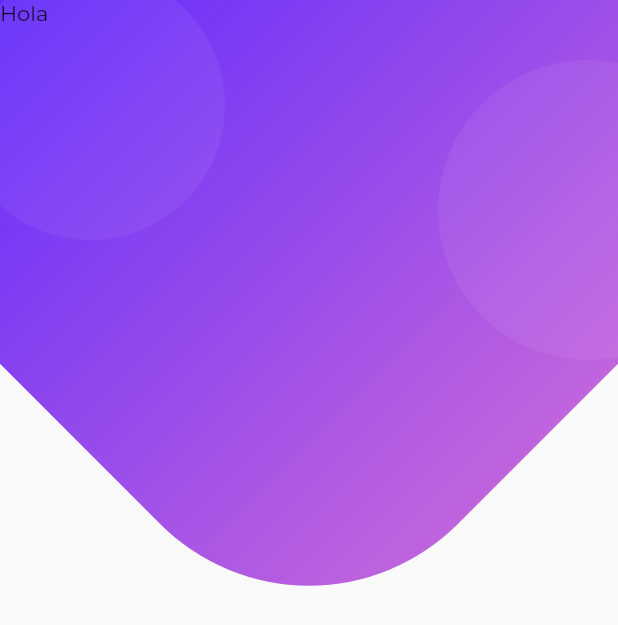
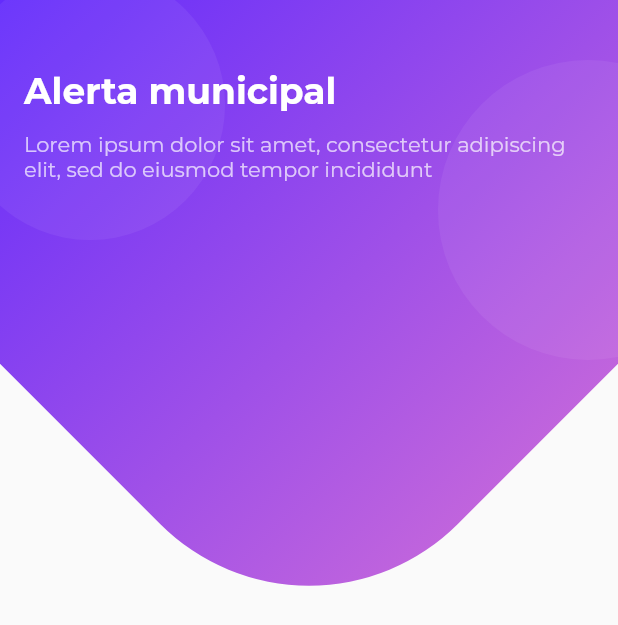
Before and after one commit to ehbarrionuevo/flutter_codigo_alerta, a Flutter app: the HomePage screen opened directly, on a phone screen of 412 x 824 dp. Shown: the top 625 px of the screen. Run offline on Flutter 3.47's test engine with Material 2 defaults, Android fonts, the phone set to English and light mode, and no system bars; our stand-ins replace google_fonts; network calls fail.

Commit message:
Mods 1.8

```diff
--- a/lib/pages/home_page.dart
+++ b/lib/pages/home_page.dart
@@ -9,16 +9,42 @@ class HomePage extends StatelessWidget {
 
   @override
   Widget build(BuildContext context) {
-
-
     return Scaffold(
       body: Stack(
         children: [
           //Fondo
           BackgroundWidget(),
           //Contenido principal
-
-          Text("Hola"),
+          SafeArea(
+            child: SingleChildScrollView(
+              child: Padding(
+                padding: const EdgeInsets.all(16.0),
+                child: Column(
+                  crossAxisAlignment: CrossAxisAlignment.start,
+                  children: [
+                    divider30,
+                    const Text(
+                      "Alerta municipal",
+                      style: TextStyle(
+                        color: Colors.white,
+                        fontWeight: FontWeight.bold,
+                        fontSize: 24.0
+                      ),
+                    ),
+                    divider12,
+                    const Text(
+                      "Lorem ipsum dolor sit amet, consectetur adipiscing elit, sed do eiusmod tempor incididunt",
+                      style: TextStyle(
+                          color: Colors.white70,
+                          fontWeight: FontWeight.normal,
+                          fontSize: 14.0
+                      ),
+                    ),
+                  ],
+                ),
+              ),
+            ),
+          ),
         ],
       ),
     );
```
